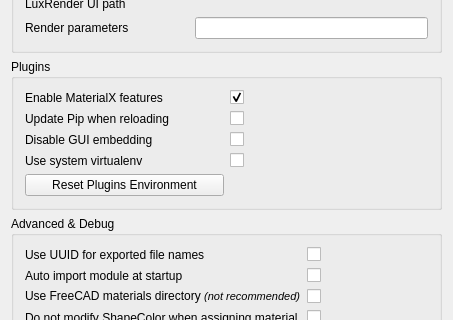
Qt form Render/resources/ui/RenderSettings.ui (FreeCAD/FreeCAD-render) before a commit; both pictures show x 0 to 453 and y 886 to 1206 of the 453 by 1349 pixel window.
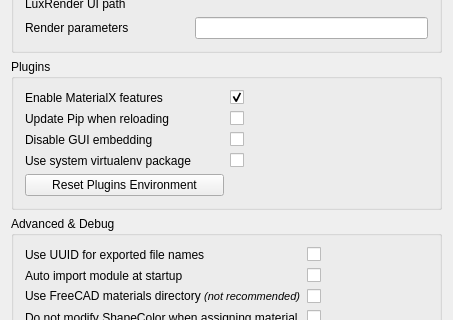
The same form after that commit. Custom widgets are drawn as their Qt base class.

Commit message: Venv: print message when upgrading pip

Patch:
```diff
--- a/Render/resources/ui/RenderSettings.ui
+++ b/Render/resources/ui/RenderSettings.ui
@@ -121,7 +121,7 @@
       <item row="5" column="0">
        <widget class="QLabel" name="label_32">
         <property name="text">
-         <string>Use system virtualenv</string>
+         <string>Use system virtualenv package</string>
         </property>
        </widget>
       </item>
```
Left out of the diff: 15 changed lines with no effect on the pictures. The commit also changes 1 other file.
